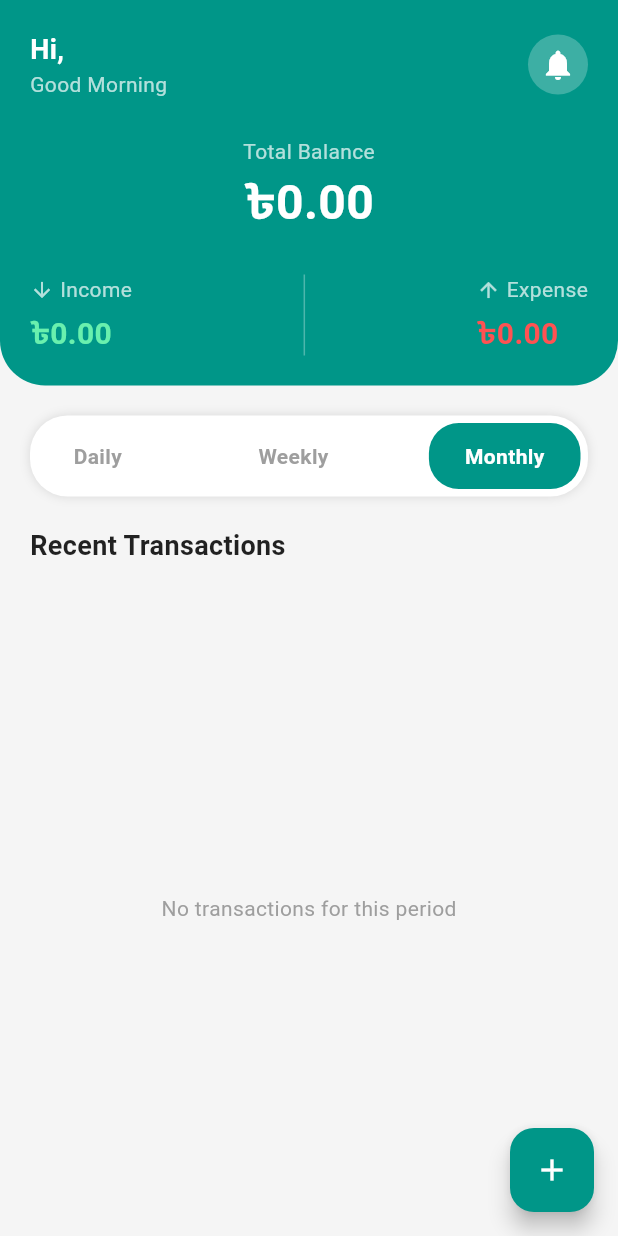
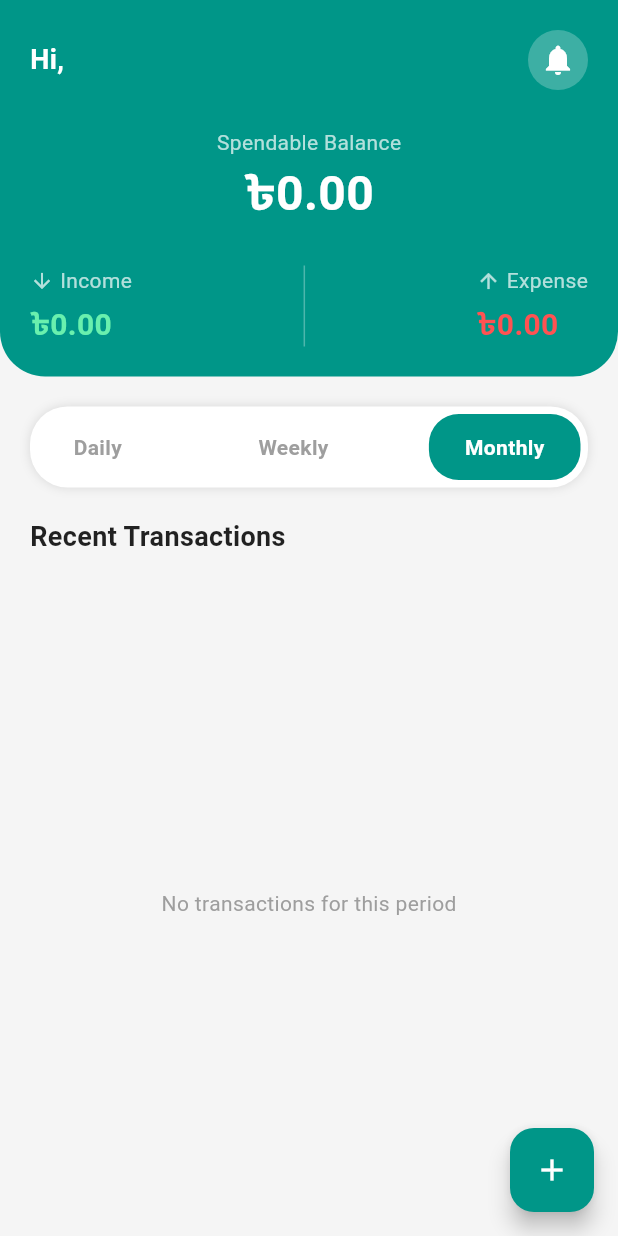
Before and after one commit to xDhruboVai/Taka-Dorkar-Pro, a Flutter app: the TransactionsView screen opened directly, on a phone screen of 412 x 824 dp. Run offline on Flutter 3.47's test engine with Material 3 defaults, Android fonts, the phone set to English and light mode, and no system bars; our stand-ins replace flutter_local_notifications, permission_handler, shared_preferences, sqflite; accounts and stored records are empty; network calls fail.

```diff
--- a/mobile/lib/controllers/account_controller.dart
+++ b/mobile/lib/controllers/account_controller.dart
@@ -14,6 +14,10 @@ class AccountController with ChangeNotifier {
 
   double get totalBalance =>
       _accounts.fold(0, (sum, item) => sum + item.balance);
+
+  double get spendableBalance => _accounts
+      .where((a) => a.parentType != 'savings')
+      .fold(0, (sum, a) => sum + a.balance);
 
   Map<String, List<Account>> get groupedAccounts {
     final Map<String, List<Account>> grouped = {};
--- a/mobile/lib/views/auth/login_screen.dart
+++ b/mobile/lib/views/auth/login_screen.dart
@@ -20,7 +20,7 @@ class _LoginScreenState extends State<LoginScreen> {
   Widget build(BuildContext context) {
     final authController = Provider.of<AuthController>(context);
 
-    const String imageUrl = "https://i.imgflip.com/4/5c7lwq.jpg";
+    const String imageUrl = "https://i.imgflip.com/4/6woq7y.jpg";
 
     return Scaffold(
       backgroundColor: Colors.white,
--- a/mobile/lib/views/transactions_view.dart
+++ b/mobile/lib/views/transactions_view.dart
@@ -27,8 +27,14 @@ class _TransactionsViewState extends State<TransactionsView> {
         // Parse ID carefully
         String? userId = auth.currentUser?.id;
         if (userId != null) {
-          Provider.of<TransactionController>(context, listen: false).fetchTransactions(userId);
-          Provider.of<AccountController>(context, listen: false).fetchAccounts(); // Ensure balance is up to date
+          Provider.of<TransactionController>(
+            context,
+            listen: false,
+          ).fetchTransactions(userId);
+          Provider.of<AccountController>(
+            context,
+            listen: false,
+          ).fetchAccounts(); // Ensure balance is up to date
         }
       }
     });
@@ -40,19 +46,25 @@ class _TransactionsViewState extends State<TransactionsView> {
       isScrollControlled: true,
       backgroundColor: Colors.transparent,
       builder: (context) => Padding(
-        padding: EdgeInsets.only(bottom: MediaQuery.of(context).viewInsets.bottom),
+        padding: EdgeInsets.only(
+          bottom: MediaQuery.of(context).viewInsets.bottom,
+        ),
         child: AddTransactionModal(),
       ),
     );
   }
 
   // Filter transactions based on selection
-  List<TransactionModel> _getFilteredTransactions(List<TransactionModel> allTransactions) {
+  List<TransactionModel> _getFilteredTransactions(
+    List<TransactionModel> allTransactions,
+  ) {
     final now = DateTime.now();
     return allTransactions.where((t) {
       final tDate = t.date.toLocal(); // Convert to local time for comparison
       if (_selectedPeriod == 'Daily') {
-        return tDate.year == now.year && tDate.month == now.month && tDate.day == now.day;
+        return tDate.year == now.year &&
+            tDate.month == now.month &&
+            tDate.day == now.day;
       } else if (_selectedPeriod == 'Weekly') {
         // Check if date is within the last 7 days
         final difference = now.difference(tDate).inDays;
@@ -67,7 +79,9 @@ class _TransactionsViewState extends State<TransactionsView> {
   @override
   Widget build(BuildContext context) {
     final controller = Provider.of<TransactionController>(context);
-    final accountController = Provider.of<AccountController>(context); // Listen to account changes
+    final accountController = Provider.of<AccountController>(
+      context,
+    ); // Listen to account changes
     final authController = Provider.of<AuthController>(context);
     final user = authController.currentUser;
 
@@ -91,51 +105,86 @@ class _TransactionsViewState extends State<TransactionsView> {
         child: Icon(Icons.add, color: Colors.white),
       ),
       body: SafeArea(
-        child: Column(
+        child: LayoutBuilder(
+          builder: (context, constraints) {
+            final isSmall = constraints.maxWidth < 360;
+            final headerPadding = EdgeInsets.all(isSmall ? 16 : 20);
+            final titleSize = isSmall ? 28.0 : 32.0;
+            final summaryValueSize = isSmall ? 18.0 : 20.0;
+            final tabPadding = EdgeInsets.symmetric(
+              horizontal: isSmall ? 16 : 20,
+            );
+            return Column(
               children: [
                 // Header Section
                 Container(
-              padding: EdgeInsets.all(20),
+                  padding: headerPadding,
                   decoration: BoxDecoration(
                     color: Colors.teal,
-                borderRadius: BorderRadius.vertical(bottom: Radius.circular(30)),
+                    borderRadius: BorderRadius.vertical(
+                      bottom: Radius.circular(30),
+                    ),
                   ),
                   child: Column(
                     children: [
                       Row(
                         mainAxisAlignment: MainAxisAlignment.spaceBetween,
                         children: [
-                      Column(
-                        crossAxisAlignment: CrossAxisAlignment.start,
-                        children: [
-                          Text("Hi, ${user?.name ?? 'User'}",
-                            style: TextStyle(color: Colors.white, fontSize: 18, fontWeight: FontWeight.bold)),
-                          Text("Good Morning",
-                            style: TextStyle(color: Colors.white70, fontSize: 14)),
-                        ],
+                          Text(
+                            "Hi, ${user?.name ?? 'User'}",
+                            style: TextStyle(
+                              color: Colors.white,
+                              fontSize: 18,
+                              fontWeight: FontWeight.bold,
+                            ),
                           ),
                           CircleAvatar(
                             backgroundColor: Colors.white24,
-                        child: Icon(Icons.notifications, color: Colors.white),
-                      )
+                            child: Icon(
+                              Icons.notifications,
+                              color: Colors.white,
+                            ),
+                          ),
                         ],
                       ),
-                  SizedBox(height: 25),
+                      SizedBox(height: isSmall ? 16 : 25),
 
                       // Main Balance Display (Global Balance)
-                  Text("Total Balance", style: TextStyle(color: Colors.white70)),
-                  Text("৳${accountController.totalBalance.toStringAsFixed(2)}",
-                    style: TextStyle(color: Colors.white, fontSize: 32, fontWeight: FontWeight.bold)),
-                  SizedBox(height: 25),
+                      Text(
+                        "Spendable Balance",
+                        style: TextStyle(color: Colors.white70),
+                      ),
+                      Text(
+                        "৳${accountController.spendableBalance.toStringAsFixed(2)}",
+                        style: TextStyle(
+                          color: Colors.white,
+                          fontSize: titleSize,
+                          fontWeight: FontWeight.bold,
+                        ),
+                      ),
+                      SizedBox(height: isSmall ? 16 : 25),
 
                       // Income / Expense Row
                       IntrinsicHeight(
                         child: Row(
                           mainAxisAlignment: MainAxisAlignment.spaceBetween,
                           children: [
-                        _buildSummaryItem("Income", totalIncome, Colors.greenAccent),
-                        VerticalDivider(color: Colors.white30, thickness: 1),
-                        _buildSummaryItem("Expense", totalExpense, Colors.redAccent),
+                            _buildSummaryItem(
+                              "Income",
+                              totalIncome,
+                              Colors.greenAccent,
+                              valueSize: summaryValueSize,
+                            ),
+                            VerticalDivider(
+                              color: Colors.white30,
+                              thickness: 1,
+                            ),
+                            _buildSummaryItem(
+                              "Expense",
+                              totalExpense,
+                              Colors.redAccent,
+                              valueSize: summaryValueSize,
+                            ),
                           ],
                         ),
                       ),
@@ -143,16 +192,18 @@ class _TransactionsViewState extends State<TransactionsView> {
                   ),
                 ),
 
-            SizedBox(height: 20),
+                SizedBox(height: isSmall ? 12 : 20),
 
                 // Tabs
                 Container(
-              margin: EdgeInsets.symmetric(horizontal: 20),
+                  margin: EdgeInsets.symmetric(horizontal: isSmall ? 16 : 20),
                   padding: EdgeInsets.all(5),
                   decoration: BoxDecoration(
                     color: Colors.white,
                     borderRadius: BorderRadius.circular(25),
-                boxShadow: [BoxShadow(color: Colors.black12, blurRadius: 5)],
+                    boxShadow: [
+                      BoxShadow(color: Colors.black12, blurRadius: 5),
+                    ],
                   ),
                   child: Row(
                     mainAxisAlignment: MainAxisAlignment.spaceBetween,
@@ -164,33 +215,50 @@ class _TransactionsViewState extends State<TransactionsView> {
                   ),
                 ),
 
-            SizedBox(height: 20),
+                SizedBox(height: isSmall ? 12 : 20),
 
                 // List Header
                 Padding(
-              padding: const EdgeInsets.symmetric(horizontal: 20),
+                  padding: tabPadding,
                   child: Align(
                     alignment: Alignment.centerLeft,
-                child: Text("Recent Transactions", style: TextStyle(fontSize: 18, fontWeight: FontWeight.bold, color: Colors.black87))
+                    child: Text(
+                      "Recent Transactions",
+                      style: TextStyle(
+                        fontSize: 18,
+                        fontWeight: FontWeight.bold,
+                        color: Colors.black87,
+                      ),
+                    ),
                   ),
                 ),
 
-            SizedBox(height: 10),
+                SizedBox(height: isSmall ? 8 : 10),
 
                 // Transaction List
                 Expanded(
                   child: controller.isLoading
                       ? Center(child: CircularProgressIndicator())
                       : filteredTransactions.isEmpty
-                  ? Center(child: Text("No transactions for this period", style: TextStyle(color: Colors.grey)))
+                      ? Center(
+                          child: Text(
+                            "No transactions for this period",
+                            style: TextStyle(color: Colors.grey),
+                          ),
+                        )
                       : ListView.builder(
-                    padding: EdgeInsets.symmetric(horizontal: 20),
+                          padding: tabPadding,
                           itemCount: filteredTransactions.length,
                           itemBuilder: (context, index) {
                             final tx = filteredTransactions[index];
-                      final accountName = Provider.of<AccountController>(context, listen: false)
-                          .accounts
-                          .firstWhere((a) => a.id == tx.accountId, orElse: () => Account(
+                            final accountName =
+                                Provider.of<AccountController>(
+                                      context,
+                                      listen: false,
+                                    ).accounts
+                                    .firstWhere(
+                                      (a) => a.id == tx.accountId,
+                                      orElse: () => Account(
                                         id: '',
                                         userId: '',
                                         name: 'Unknown',
@@ -199,8 +267,9 @@ class _TransactionsViewState extends State<TransactionsView> {
                                         parentType: '',
                                         currency: 'BDT',
                                         isDefault: false,
-                            includeInSavings: false
-                          ))
+                                        includeInSavings: false,
+                                      ),
+                                    )
                                     .name;
 
                             return Container(
@@ -209,34 +278,56 @@ class _TransactionsViewState extends State<TransactionsView> {
                               decoration: BoxDecoration(
                                 color: Colors.white,
                                 borderRadius: BorderRadius.circular(16),
-                          boxShadow: [BoxShadow(color: Colors.black.withOpacity(0.03), blurRadius: 8, offset: Offset(0, 2))],
+                                boxShadow: [
+                                  BoxShadow(
+                                    color: Colors.black.withOpacity(0.03),
+                                    blurRadius: 8,
+                                    offset: Offset(0, 2),
+                                  ),
+                                ],
                               ),
                               child: Row(
                                 children: [
                                   Container(
                                     padding: EdgeInsets.all(10),
                                     decoration: BoxDecoration(
-                                color: tx.type == 'income' ? Colors.green[50] : Colors.red[50], // Consistent colors
+                                      color: tx.type == 'income'
+                                          ? Colors.green[50]
+                                          : Colors.red[50], // Consistent colors
                                       borderRadius: BorderRadius.circular(12),
                                     ),
                                     child: Icon(
-                                tx.type == 'income' ? Icons.arrow_downward : Icons.arrow_upward,
-                                color: tx.type == 'income' ? Colors.green : Colors.red,
+                                      tx.type == 'income'
+                                          ? Icons.arrow_downward
+                                          : Icons.arrow_upward,
+                                      color: tx.type == 'income'
+                                          ? Colors.green
+                                          : Colors.red,
                                       size: 24,
                                     ),
                                   ),
                                   SizedBox(width: 15),
                                   Expanded(
                                     child: Column(
-                                crossAxisAlignment: CrossAxisAlignment.start,
+                                      crossAxisAlignment:
+                                          CrossAxisAlignment.start,
                                       children: [
-                                  Text(tx.category ?? "General", style: TextStyle(fontWeight: FontWeight.bold, fontSize: 16)),
+                                        Text(
+                                          tx.category ?? "General",
+                                          style: TextStyle(
+                                            fontWeight: FontWeight.bold,
+                                            fontSize: 16,
+                                          ),
+                                        ),
                                         SizedBox(height: 4),
                                         Text(
                                           "${DateFormat('MMM d, yyyy • h:mm a').format(tx.date.toLocal())}${tx.note != null && tx.note!.isNotEmpty ? ' • ${tx.note}' : ''}",
-                                    style: TextStyle(color: Colors.grey[600], fontSize: 12),
+                                          style: TextStyle(
+                                            color: Colors.grey[600],
+                                            fontSize: 12,
+                                          ),
                                           maxLines: 1,
-                                    overflow: TextOverflow.ellipsis
+                                          overflow: TextOverflow.ellipsis,
                                         ),
                                       ],
                                     ),
@@ -249,26 +340,41 @@ class _TransactionsViewState extends State<TransactionsView> {
                                         style: TextStyle(
                                           fontWeight: FontWeight.bold,
                                           fontSize: 16,
-                                    color: tx.type == 'income' ? Colors.green[700] : Colors.red[700]
-                                  )
+                                          color: tx.type == 'income'
+                                              ? Colors.green[700]
+                                              : Colors.red[700],
+                                        ),
                                       ),
                                       SizedBox(height: 4),
-                                Text(accountName, style: TextStyle(color: Colors.grey[400], fontSize: 12)),
+                                      Text(
+                                        accountName,
+                                        style: TextStyle(
+                                          color: Colors.grey[400],
+                                          fontSize: 12,
+                                        ),
+                                      ),
                                     ],
-                            )
+                                  ),
                                 ],
                               ),
                             );
                           },
                         ),
-            )
+                ),
               ],
+            );
+          },
         ),
       ),
     );
   }
 
-  Widget _buildSummaryItem(String label, double amount, Color color) {
+  Widget _buildSummaryItem(
+    String label,
+    double amount,
+    Color color, {
+    double valueSize = 20,
+  }) {
     return Column(
       crossAxisAlignment: CrossAxisAlignment.start,
       children: [
@@ -276,15 +382,22 @@ class _TransactionsViewState extends State<TransactionsView> {
           children: [
             Icon(
               label == "Income" ? Icons.arrow_downward : Icons.arrow_upward,
-              color: Colors.white70, size: 16
+              color: Colors.white70,
+              size: 16,
             ),
             SizedBox(width: 4),
             Text(label, style: TextStyle(color: Colors.white70)),
           ],
         ),
         SizedBox(height: 4),
-        Text("৳${amount.toStringAsFixed(2)}",
-          style: TextStyle(color: color, fontSize: 20, fontWeight: FontWeight.bold)),
+        Text(
+          "৳${amount.toStringAsFixed(2)}",
+          style: TextStyle(
+            color: color,
+            fontSize: valueSize,
+            fontWeight: FontWeight.bold,
+          ),
+        ),
       ],
     );
   }
@@ -303,8 +416,8 @@ class _TransactionsViewState extends State<TransactionsView> {
           title,
           style: TextStyle(
             color: isSelected ? Colors.white : Colors.grey,
-            fontWeight: FontWeight.bold
-          )
+            fontWeight: FontWeight.bold,
+          ),
         ),
       ),
     );
```
Lines whose indentation alone changed are shown as unchanged.
